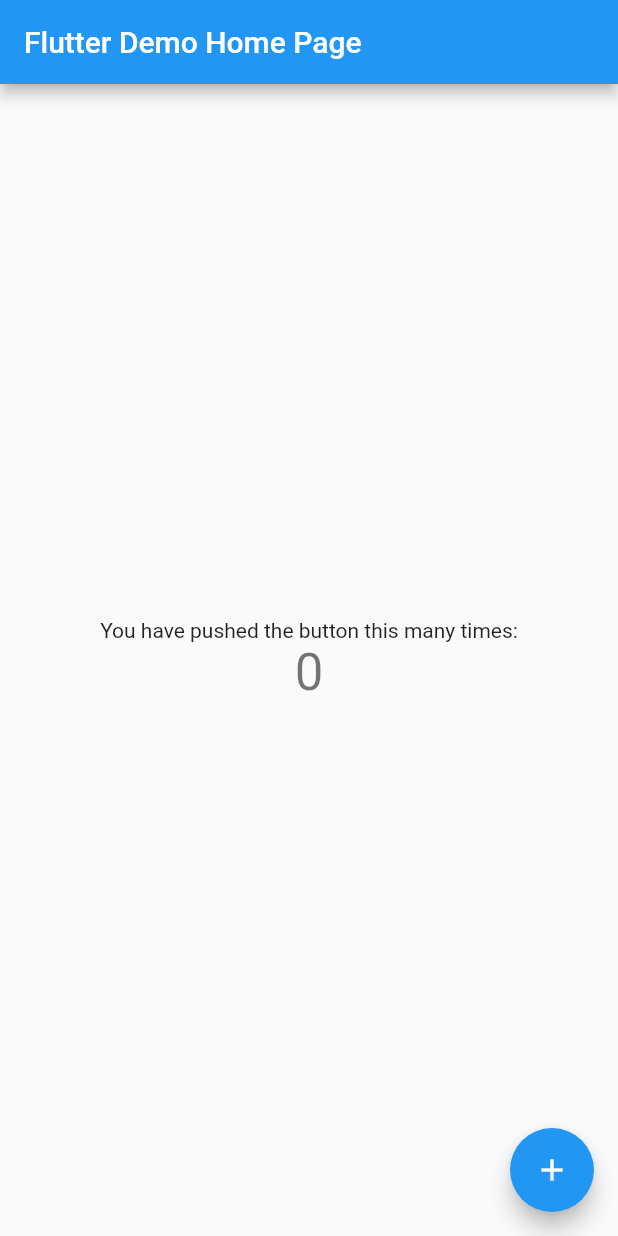
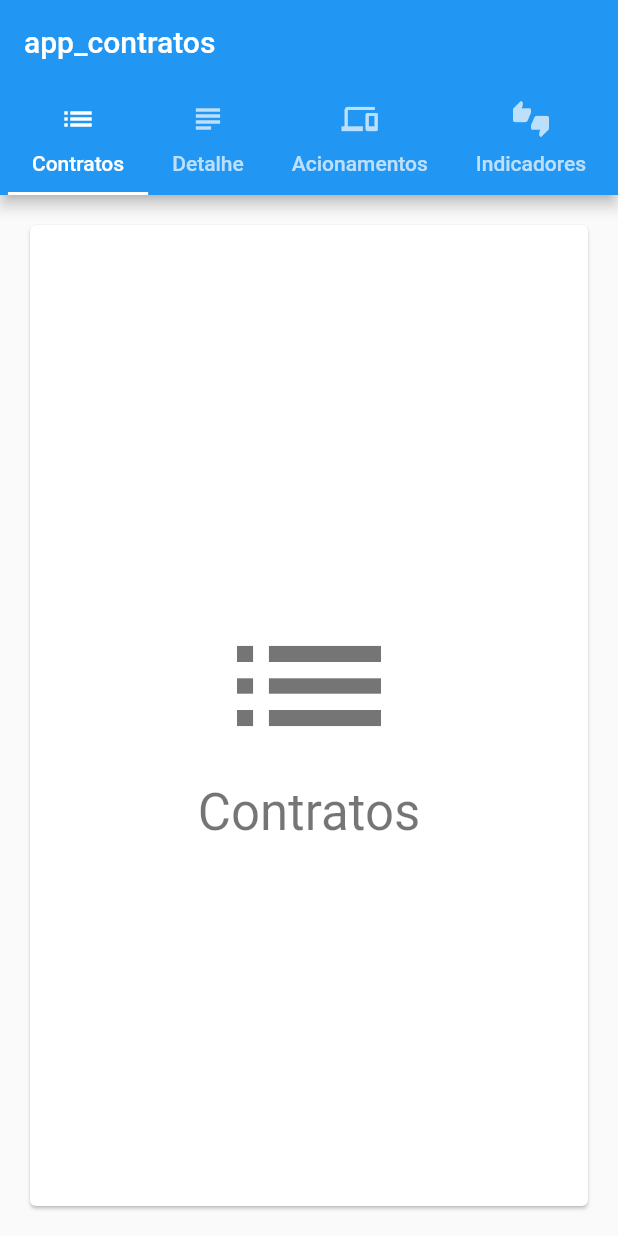
Before and after one commit to at-adorno/appContratos, a Flutter app: the screen it shows after launch, on a phone screen of 412 x 824 dp. Run offline on Flutter 3.47's test engine with Material 2 defaults, Android fonts, the phone set to English and light mode, and no system bars.

Commit message:
adicionado o tab_bar

```diff
--- a/app_contrato/lib/main.dart
+++ b/app_contrato/lib/main.dart
@@ -1,111 +1,76 @@
 import 'package:flutter/material.dart';
 
-void main() => runApp(MyApp());
-
-class MyApp extends StatelessWidget {
-  // This widget is the root of your application.
+class TabbedAppBarSample extends StatelessWidget {
   @override
   Widget build(BuildContext context) {
     return MaterialApp(
-      title: 'Flutter Demo',
-      theme: ThemeData(
-        // This is the theme of your application.
-        //
-        // Try running your application with "flutter run". You'll see the
-        // application has a blue toolbar. Then, without quitting the app, try
-        // changing the primarySwatch below to Colors.green and then invoke
-        // "hot reload" (press "r" in the console where you ran "flutter run",
-        // or simply save your changes to "hot reload" in a Flutter IDE).
-        // Notice that the counter didn't reset back to zero; the application
-        // is not restarted.
-        primarySwatch: Colors.blue,
+      home: DefaultTabController(
+        length: choices.length,
+        child: Scaffold(
+          appBar: AppBar(
+            title: const Text('app_contratos'),
+            bottom: TabBar(
+              isScrollable: true,
+              tabs: choices.map((Choice choice) {
+                return Tab(
+                  text: choice.title,
+                  icon: Icon(choice.icon),
+                );
+              }).toList(),
+            ),
+          ),
+          body: TabBarView(
+            children: choices.map((Choice choice) {
+              return Padding(
+                padding: const EdgeInsets.all(16.0),
+                child: ChoiceCard(choice: choice),
+              );
+            }).toList(),
+          ),
+        ),
       ),
-      home: MyHomePage(title: 'Flutter Demo Home Page'),
     );
   }
 }
 
-class MyHomePage extends StatefulWidget {
-  MyHomePage({Key key, this.title}) : super(key: key);
-
-  // This widget is the home page of your application. It is stateful, meaning
-  // that it has a State object (defined below) that contains fields that affect
-  // how it looks.
-
-  // This class is the configuration for the state. It holds the values (in this
-  // case the title) provided by the parent (in this case the App widget) and
-  // used by the build method of the State. Fields in a Widget subclass are
-  // always marked "final".
+class Choice {
+  const Choice({this.title, this.icon});
 
   final String title;
-
-  @override
-  _MyHomePageState createState() => _MyHomePageState();
+  final IconData icon;
 }
 
-class _MyHomePageState extends State<MyHomePage> {
-  int _counter = 0;
+const List<Choice> choices = const <Choice>[
+  const Choice(title: 'Contratos', icon: Icons.list),
+  const Choice(title: 'Detalhe', icon: Icons.subject),
+  const Choice(title: 'Acionamentos', icon: Icons.phonelink),
+  const Choice(title: 'Indicadores', icon: Icons.thumbs_up_down),
+];
 
-  void _incrementCounter() {
-    setState(() {
-      // This call to setState tells the Flutter framework that something has
-      // changed in this State, which causes it to rerun the build method below
-      // so that the display can reflect the updated values. If we changed
-      // _counter without calling setState(), then the build method would not be
-      // called again, and so nothing would appear to happen.
-      _counter++;
-    });
-  }
+class ChoiceCard extends StatelessWidget {
+  const ChoiceCard({Key key, this.choice}) : super(key: key);
+
+  final Choice choice;
 
   @override
   Widget build(BuildContext context) {
-    // This method is rerun every time setState is called, for instance as done
-    // by the _incrementCounter method above.
-    //
-    // The Flutter framework has been optimized to make rerunning build methods
-    // fast, so that you can just rebuild anything that needs updating rather
-    // than having to individually change instances of widgets.
-    return Scaffold(
-      appBar: AppBar(
-        // Here we take the value from the MyHomePage object that was created by
-        // the App.build method, and use it to set our appbar title.
-        title: Text(widget.title),
-      ),
-      body: Center(
-        // Center is a layout widget. It takes a single child and positions it
-        // in the middle of the parent.
+    final TextStyle textStyle = Theme.of(context).textTheme.display1;
+    return Card(
+      color: Colors.white,
+      child: Center(
         child: Column(
-          // Column is also a layout widget. It takes a list of children and
-          // arranges them vertically. By default, it sizes itself to fit its
-          // children horizontally, and tries to be as tall as its parent.
-          //
-          // Invoke "debug painting" (press "p" in the console, choose the
-          // "Toggle Debug Paint" action from the Flutter Inspector in Android
-          // Studio, or the "Toggle Debug Paint" command in Visual Studio Code)
-          // to see the wireframe for each widget.
-          //
-          // Column has various properties to control how it sizes itself and
-          // how it positions its children. Here we use mainAxisAlignment to
-          // center the children vertically; the main axis here is the vertical
-          // axis because Columns are vertical (the cross axis would be
-          // horizontal).
-          mainAxisAlignment: MainAxisAlignment.center,
+          mainAxisSize: MainAxisSize.min,
+          crossAxisAlignment: CrossAxisAlignment.center,
           children: <Widget>[
-            Text(
-              'You have pushed the button this many times:',
-            ),
-            Text(
-              '$_counter',
-              style: Theme.of(context).textTheme.display1,
-            ),
+            Icon(choice.icon, size: 128.0, color: textStyle.color),
+            Text(choice.title, style: textStyle),
           ],
         ),
       ),
-      floatingActionButton: FloatingActionButton(
-        onPressed: _incrementCounter,
-        tooltip: 'Increment',
-        child: Icon(Icons.add),
-      ), // This trailing comma makes auto-formatting nicer for build methods.
     );
   }
 }
+
+void main() {
+  runApp(TabbedAppBarSample());
+}
```
Also changed, not shown: app_contrato/assets/images/caixa_logo.png (added), 1 other file.
